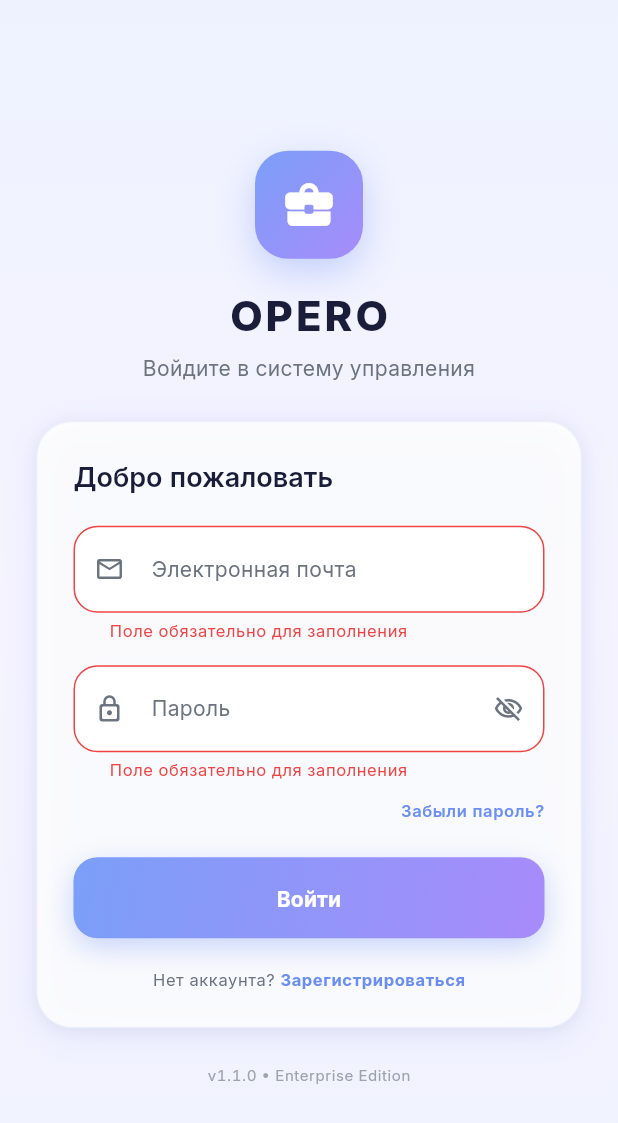
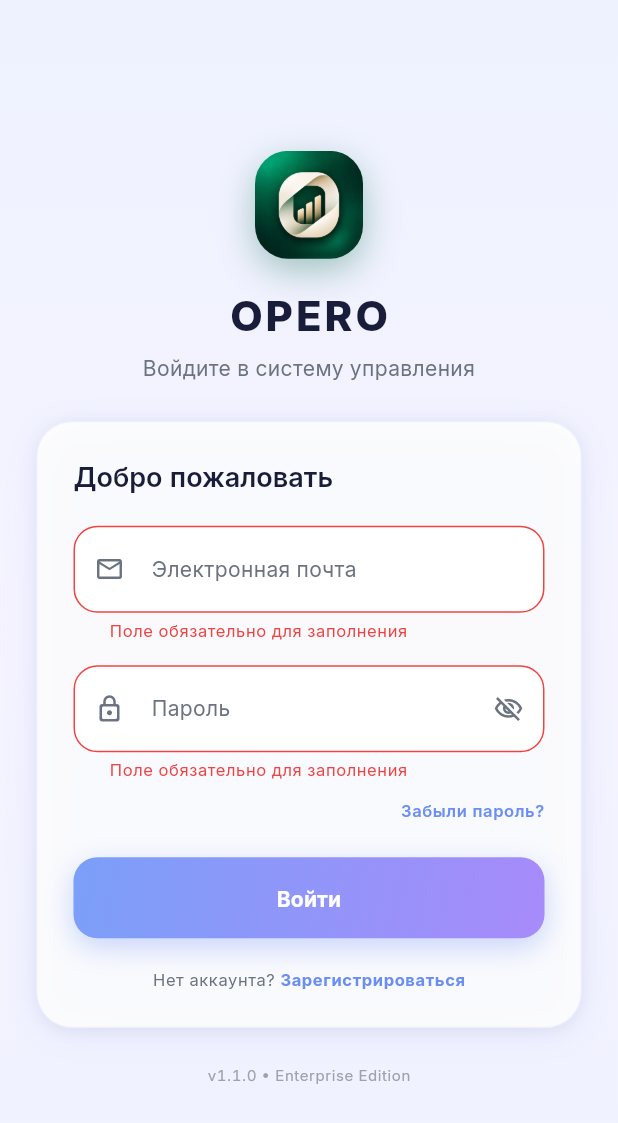
Before and after one commit to abdurakhimisroilov/company_os, a Flutter app: the screen it shows after launch, after a tap on "Войти", on a phone screen of 412 x 824 dp. Shown: the top 1123 px of the screen. Run offline on Flutter 3.47's test engine with Material 3 defaults, Android fonts, the phone set to English and light mode, and no system bars; our stand-ins replace dio, equatable, file_picker, fl_chart, flutter_bloc, flutter_secure_storage and 10 more; missing offline and left inert: excel; accounts and stored records are empty; network calls fail.

Commit message:
Show the Opero logo inside the app (login, splash, PIN lock, dashboard)

```diff
--- /dev/null
+++ b/mobile/lib/core/widgets/app_logo.dart
@@ -0,0 +1,49 @@
+import 'package:flutter/material.dart';
+
+/// The Opero app icon as a rounded badge (login, splash, PIN lock, dashboard).
+class AppLogo extends StatelessWidget {
+  const AppLogo({
+    super.key,
+    required this.size,
+    required this.borderRadius,
+    this.shadowOpacity = 0.35,
+    this.shadowBlur = 20,
+    this.shadowOffsetY = 8,
+  });
+
+  final double size;
+  final double borderRadius;
+  final double shadowOpacity;
+  final double shadowBlur;
+  final double shadowOffsetY;
+
+  static const Color _brandGreen = Color(0xFF0B6B4A);
+
+  @override
+  Widget build(BuildContext context) {
+    return Container(
+      width: size,
+      height: size,
+      decoration: BoxDecoration(
+        borderRadius: BorderRadius.circular(borderRadius),
+        boxShadow: [
+          BoxShadow(
+            color: _brandGreen.withOpacity(shadowOpacity),
+            blurRadius: shadowBlur,
+            offset: Offset(0, shadowOffsetY),
+          ),
+        ],
+      ),
+      child: ClipRRect(
+        borderRadius: BorderRadius.circular(borderRadius),
+        child: Image.asset(
+          'assets/branding/opero_logo.png',
+          width: size,
+          height: size,
+          fit: BoxFit.cover,
+          filterQuality: FilterQuality.medium,
+        ),
+      ),
+    );
+  }
+}
--- a/mobile/lib/features/auth/presentation/pages/login_page.dart
+++ b/mobile/lib/features/auth/presentation/pages/login_page.dart
@@ -9,6 +9,7 @@ import '../../../../core/utils/validators.dart';
 import '../../../../core/widgets/app_button.dart';
 import '../../../../core/widgets/app_text_field.dart';
 import '../../../../core/widgets/glass_card.dart';
+import '../../../../core/widgets/app_logo.dart';
 import 'package:package_info_plus/package_info_plus.dart';
 import '../bloc/auth_bloc.dart';
 
@@ -151,28 +152,7 @@ class _LoginPageState extends State<LoginPage> {
                   mainAxisAlignment: MainAxisAlignment.center,
                   children: [
                     // Logo & App Name
-                    Container(
-                      width: 72,
-                      height: 72,
-                      decoration: BoxDecoration(
-                        gradient: AppColors.primaryGradient,
-                        borderRadius: BorderRadius.circular(22),
-                        boxShadow: [
-                          BoxShadow(
-                            color: AppColors.primaryBlue.withOpacity(0.35),
-                            blurRadius: 20,
-                            offset: const Offset(0, 8),
-                          ),
-                        ],
-                      ),
-                      child: const Center(
-                        child: Icon(
-                          Icons.business_center_rounded,
-                          size: 38,
-                          color: Colors.white,
-                        ),
-                      ),
-                    ),
+                    const AppLogo(size: 72, borderRadius: 22, shadowOpacity: 0.35, shadowBlur: 20, shadowOffsetY: 8),
                     const SizedBox(height: 20),
                     Text(
                       AppStrings.appName,
--- a/mobile/lib/features/auth/presentation/pages/splash_page.dart
+++ b/mobile/lib/features/auth/presentation/pages/splash_page.dart
@@ -7,6 +7,7 @@ import '../../../../core/theme/app_colors.dart';
 import '../../../../core/theme/app_text_styles.dart';
 import '../../../../core/di/injection.dart';
 import '../../../../core/services/security_service.dart';
+import '../../../../core/widgets/app_logo.dart';
 import '../bloc/auth_bloc.dart';
 
 class SplashPage extends StatefulWidget {
@@ -90,26 +91,7 @@ class _SplashPageState extends State<SplashPage> with SingleTickerProviderStateM
                       mainAxisAlignment: MainAxisAlignment.center,
                       children: [
                         // App Logo
-                        Container(
-                          width: 88,
-                          height: 88,
-                          decoration: BoxDecoration(
-                            gradient: AppColors.primaryGradient,
-                            borderRadius: BorderRadius.circular(26),
-                            boxShadow: [
-                              BoxShadow(
-                                color: AppColors.primaryBlue.withOpacity(0.4),
-                                blurRadius: 28,
-                                offset: const Offset(0, 10),
-                              ),
-                            ],
-                          ),
-                          child: const Icon(
-                            Icons.business_center_rounded,
-                            size: 46,
-                            color: Colors.white,
-                          ),
-                        ),
+                        const AppLogo(size: 88, borderRadius: 26, shadowOpacity: 0.4, shadowBlur: 28, shadowOffsetY: 10),
                         const SizedBox(height: 24),
                         Text(
                           AppStrings.appName,
--- a/mobile/pubspec.yaml
+++ b/mobile/pubspec.yaml
@@ -92,3 +92,4 @@ flutter:
   uses-material-design: true
   assets:
     - assets/fonts/
+    - assets/branding/
```
Also changed, not shown: mobile/lib/features/auth/presentation/pages/pin_lock_page.dart (+2 -22 lines), mobile/lib/features/dashboard/presentation/pages/dashboard_page.dart (+2 -20 lines), mobile/assets/branding/opero_logo.png (added).
